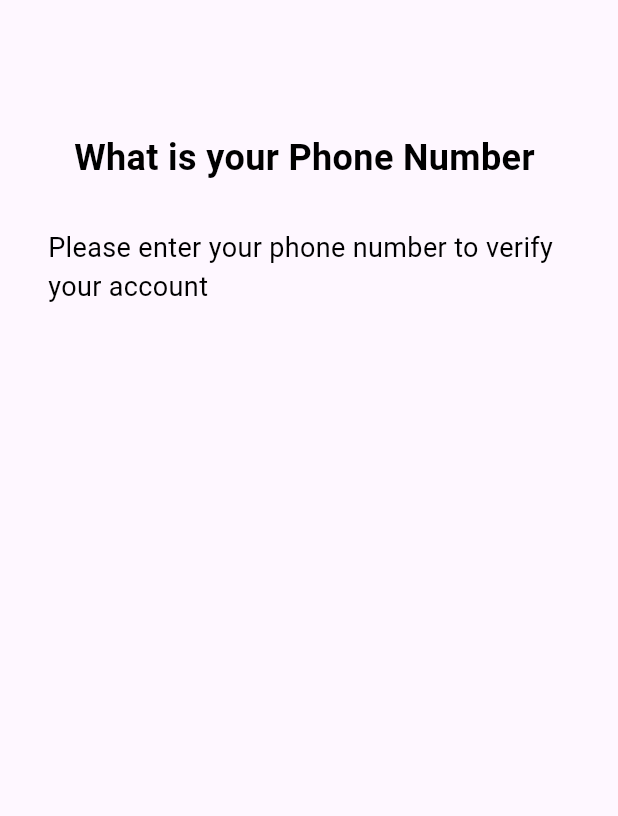
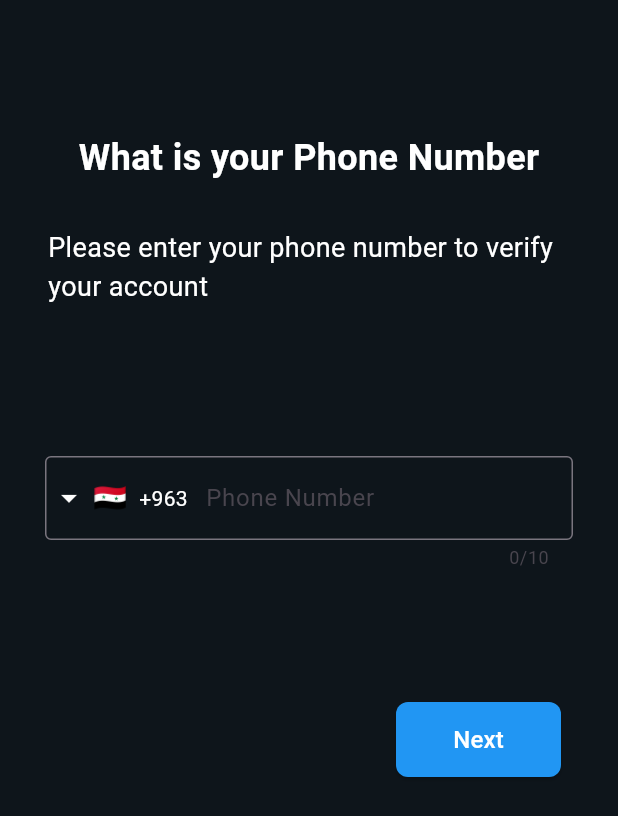
Before and after one commit to abdchtourou/flutter_google_map, a Flutter app: the screen it shows after launch, on a phone screen of 412 x 824 dp. Shown: the top 816 px of the screen. Run offline on Flutter 3.47's test engine with Material 3 defaults, Android fonts, the phone set to English and light mode, and no system bars; drawn by our look-alikes of intl_phone_field; our stand-ins replace bloc, firebase_auth, firebase_core, flutter_bloc, flutter_screenutil, pin_code_fields; accounts and stored records are empty.

Commit message:
cubit phone auth

```diff
--- a/lib/helpers/routes/app_route.dart
+++ b/lib/helpers/routes/app_route.dart
@@ -1,12 +1,32 @@
 import 'package:flutter/material.dart';
+import 'package:flutter_bloc/flutter_bloc.dart';
+import 'package:flutter_google_maps/business_logic/cubit/phone_auth_cubit/phone_auth_cubit.dart';
 import 'package:flutter_google_maps/helpers/routes/routes.dart';
 import 'package:flutter_google_maps/presentation/screens/login_screen.dart';
 
+import '../../presentation/widgets/verify_code_screen.dart';
+
 class AppRoute {
+  PhoneAuthCubit? phoneAuthCubit;
+
+  AppRoute() {
+    phoneAuthCubit = PhoneAuthCubit();
+  }
+
   Route? generateRoute(RouteSettings setting) {
     switch (setting.name) {
       case Routes.loginScreen:
-        return MaterialPageRoute(builder: (_) => LoginScreen());
+        return MaterialPageRoute(
+            builder: (_) => BlocProvider<PhoneAuthCubit>.value(
+                  value: phoneAuthCubit!,
+                  child: LoginScreen(),
+                ));
+      case Routes.resetPasswordVerification:
+        return MaterialPageRoute(
+            builder: (_) => BlocProvider<PhoneAuthCubit>.value(
+                  value: phoneAuthCubit!,
+                  child: ResetPasswordVerification(),
+                ));
     }
     return null;
   }
--- a/lib/helpers/routes/routes.dart
+++ b/lib/helpers/routes/routes.dart
@@ -1,3 +1,4 @@
 class Routes{
   static const String loginScreen="/";
+  static const String resetPasswordVerification="ResetPasswordVerification";
 }
--- a/lib/main.dart
+++ b/lib/main.dart
@@ -2,10 +2,12 @@ import 'package:firebase_core/firebase_core.dart';
 import 'package:flutter/material.dart';
 import 'package:flutter_google_maps/helpers/routes/app_route.dart';
 import 'package:flutter_google_maps/presentation/screens/login_screen.dart';
+import 'package:flutter_google_maps/presentation/widgets/verify_code_screen.dart';
+import 'package:flutter_screenutil/flutter_screenutil.dart';
 
 import 'firebase_options.dart';
 
-void main() async{
+void main() async {
   WidgetsFlutterBinding.ensureInitialized();
   await Firebase.initializeApp(options: DefaultFirebaseOptions.currentPlatform);
   runApp(MyApp(
@@ -20,15 +22,24 @@ class MyApp extends StatelessWidget {
 
   @override
   Widget build(BuildContext context) {
+    return ScreenUtilInit(
+      designSize: const Size(375, 812),
+      // Adjust the design size based on your design
+      minTextAdapt: true,
+      splitScreenMode: true,
+      builder: (context, child) {
         return MaterialApp(
           debugShowCheckedModeBanner: false,
           title: 'Flutter Demo',
           theme: ThemeData(
             colorScheme: ColorScheme.fromSeed(seedColor: Colors.deepPurple),
+            scaffoldBackgroundColor: const Color(0xFF0E151B),
             useMaterial3: true,
           ),
           onGenerateRoute: appRoute.generateRoute,
-      home: LoginScreen(),
+          // home:  ResetPasswordVerification(),
+        );
+      },
     );
   }
 }
--- a/lib/presentation/screens/login_screen.dart
+++ b/lib/presentation/screens/login_screen.dart
@@ -1,34 +1,117 @@
 import 'package:flutter/material.dart';
-import 'package:intl_phone_field/intl_phone_field.dart';
+import 'package:flutter_bloc/flutter_bloc.dart';
+import 'package:flutter_google_maps/business_logic/cubit/phone_auth_cubit/phone_auth_cubit.dart';
+import 'package:flutter_google_maps/constant/extensions.dart';
+import 'package:flutter_google_maps/helpers/routes/routes.dart';
 
-class LoginScreen extends StatelessWidget {
-  const LoginScreen({super.key});
+import '../widgets/next_button.dart';
+import '../widgets/phone_filed.dart';
+
+class LoginScreen extends StatefulWidget {
+  LoginScreen({super.key});
+
+  @override
+  _LoginScreenState createState() => _LoginScreenState();
+}
+
+class _LoginScreenState extends State<LoginScreen> {
+  TextEditingController controller = TextEditingController();
+  bool isPhoneValid = false; // State variable for phone validation
+
+  void validatePhone(bool isValid) {
+    setState(() {
+      isPhoneValid = isValid;
+    });
+  }
 
   @override
   Widget build(BuildContext context) {
     return SafeArea(
       child: Scaffold(
-        body: Form(
-            key: UniqueKey(),
-            child: Container(
-              margin: const EdgeInsets.symmetric(horizontal: 30, vertical: 88),
-              child: Column(
-                crossAxisAlignment: CrossAxisAlignment.start,
-                children: [_buildIntroTexts()],
-              ),
-            )),
+        backgroundColor: const Color(0xFF0E151B),
+        body: Container(
+          margin: const EdgeInsets.symmetric(horizontal: 30, vertical: 88),
+          child: SingleChildScrollView(
+            child: Column(
+              crossAxisAlignment: CrossAxisAlignment.start,
+              children: [
+                _buildIntroTexts(),
+                PhoneFiled(
+                  phoneController: controller,
+                  onPhoneValidation:
+                  validatePhone, // Pass the validation callback
+                ),
+                const SizedBox(
+                  height: 80,
+                ),
+                Padding(
+                  padding: const EdgeInsets.all(8.0),
+                  child: NextButton(
+                    onPressed: () {
+                      if (isPhoneValid) {
+                        context.pushReplacementNamed(
+                            Routes.resetPasswordVerification);
+                      } else {
+                        ScaffoldMessenger.of(context).showSnackBar(
+                          const SnackBar(
+                            content: Text('Please enter a valid phone number.'),
+                          ),
+                        );
+                      }
+                    },
+                  ),
+                ),
+                _buildPhoneNubmerSubmitedBloc()
+              ],
+            ),
+          ),
+        ),
       ),
     );
   }
+}
+void showDialogLoading(BuildContext context){
+  AlertDialog alertDialog =const AlertDialog(
+    backgroundColor: Colors.transparent,
+    elevation: 0,
+    content: Center(
+      child: CircularProgressIndicator(),
+    ),
+  );
+  showDialog(
+    barrierColor: Colors.white.withOpacity(0),
+      barrierDismissible: false,
+
+      context: context, builder: (_){
+    return alertDialog;
+
+  });
+}
+
+Widget _buildPhoneNubmerSubmitedBloc() {
+  return BlocListener<PhoneAuthCubit,PhoneAuthState>(listenWhen: (prev, current) {
+    return prev != current;
+  },
+  listener: (context,state){
+
+    if(state is PhoneAuthLoading){
+      showDialogLoading(context);
+    }
+      if(state is PhoneAuthPhoneNumberSubmit){
+        context.pop();
+        context.pushReplacementNamed(Routes.resetPasswordVerification);
+      }
+  },
+  );
 }
 
 Widget _buildIntroTexts() {
   return Column(
     children: [
       const Text(
-        "What is your Phone Number ",
+        "What is your Phone Number",
         style: TextStyle(
-            fontSize: 24, color: Colors.black, fontWeight: FontWeight.bold),
+            fontSize: 24, color: Colors.white, fontWeight: FontWeight.bold),
       ),
       const SizedBox(
         height: 30,
@@ -36,31 +119,13 @@ Widget _buildIntroTexts() {
       Container(
         margin: const EdgeInsets.symmetric(horizontal: 2),
         child: const Text(
-          "Please enter your phone number to verify your account ",
-          style: TextStyle(color: Colors.black, fontSize: 18),
+          "Please enter your phone number to verify your account",
+          style: TextStyle(color: Colors.white, fontSize: 18),
         ),
-      )
+      ),
+      const SizedBox(
+        height: 100,
+      ),
     ],
   );
 }
-
-Widget _buildPhoneField() {
-  var _phoneController;
-  return IntlPhoneField(
-    controller: _phoneController,
-    decoration: const InputDecoration(
-      labelText: 'Phone Number',
-      border: OutlineInputBorder(),
-    ),
-    initialCountryCode: 'SY',
-    style: const TextStyle(color: Colors.white),
-    dropdownTextStyle: const TextStyle(color: Colors.white),
-    dropdownIcon: const Icon(
-      Icons.arrow_drop_down,
-      color: Colors.white,
-    ),
-    onChanged: (phone) {
-      print(phone.completeNumber);
-    },
-  );
-}
--- /dev/null
+++ b/lib/presentation/widgets/next_button.dart
@@ -0,0 +1,24 @@
+import 'package:flutter/material.dart';
+
+class NextButton extends StatelessWidget {
+  const NextButton({super.key,required this.onPressed});
+  final void Function() onPressed;
+
+  @override
+  Widget build(BuildContext context) {
+    return Align(
+      alignment:Alignment.centerRight ,
+      child: ElevatedButton(
+          style: ElevatedButton.styleFrom(
+              minimumSize: const Size(110, 50),
+              backgroundColor: Colors.blue,
+              shape: const RoundedRectangleBorder(
+                  borderRadius: BorderRadius.all(Radius.circular(8)))),
+          onPressed: onPressed,
+          child: const Text(
+            "Next",
+            style: TextStyle(color: Colors.white, fontSize: 16),
+          )),
+    );
+  }
+}
--- /dev/null
+++ b/lib/presentation/widgets/phone_filed.dart
@@ -0,0 +1,30 @@
+import 'package:flutter/material.dart';
+import 'package:intl_phone_field/intl_phone_field.dart';
+
+class PhoneFiled extends StatelessWidget {
+  PhoneFiled({super.key, required this.phoneController, required this.onPhoneValidation});
+  final TextEditingController phoneController;
+  final Function(bool) onPhoneValidation; // Validation callback
+
+  @override
+  Widget build(BuildContext context) {
+    return IntlPhoneField(
+      controller: phoneController,
+      decoration: const InputDecoration(
+        labelText: 'Phone Number',
+        border: OutlineInputBorder(),
+      ),
+      initialCountryCode: 'SY',
+      style: const TextStyle(color: Colors.white),
+      dropdownTextStyle: const TextStyle(color: Colors.white),
+      dropdownIcon: const Icon(
+        Icons.arrow_drop_down,
+        color: Colors.white,
+      ),
+      onChanged: (phone) {
+        bool isValid = phone.completeNumber.isNotEmpty;
+        onPhoneValidation(isValid);
+      },
+    );
+  }
+}
--- a/pubspec.yaml
+++ b/pubspec.yaml
@@ -24,6 +24,7 @@ dependencies:
   firebase_auth:
   intl_phone_field: ^3.0.0
   pin_code_fields: ^7.3.0
+  flutter_screenutil:
 
 
   # The following adds the Cupertino Icons font to your application.
```
Also changed, not shown: lib/business_logic/cubit/phone_auth_cubit/phone_auth_cubit.dart (added, +56 -0 lines), lib/business_logic/cubit/phone_auth_cubit/phone_auth_state.dart (added, +15 -0 lines), lib/constant/extensions.dart (added, +28 -0 lines), lib/presentation/widgets/pin_code_field.dart (added, +36 -0 lines), lib/presentation/widgets/verify_code_screen.dart (added, +81 -0 lines), pubspec.lock. Lines whose indentation alone changed are shown as unchanged.
